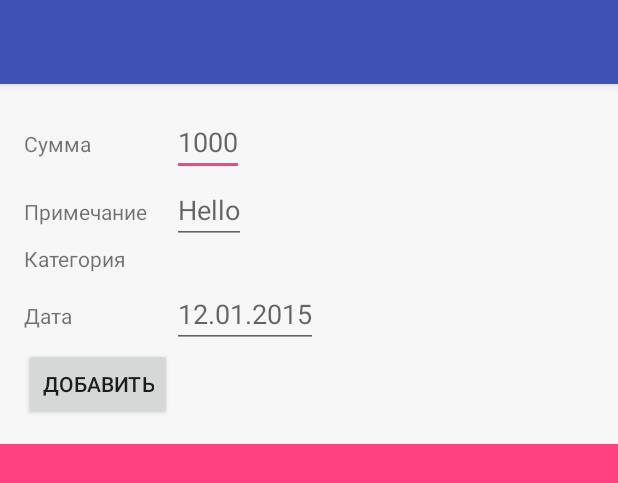
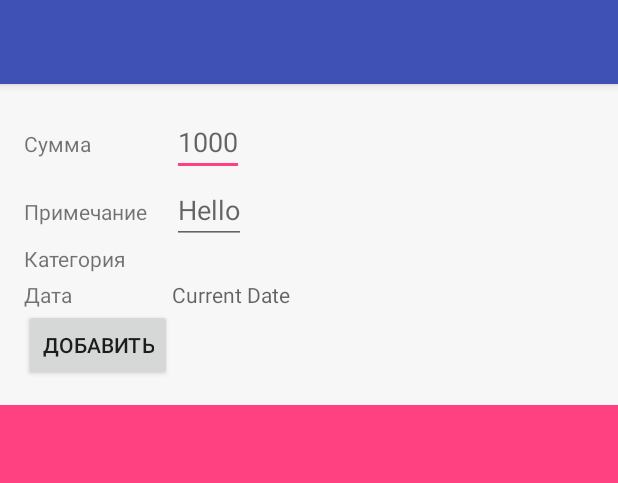
Before and after one commit to RussellGk/MoneyTracker, an Android app: the layout activity_add_expense.xml on its own in the app's theme, with its tools: preview values and no code run, on a phone screen of 412 x 824 dp. Shown: the top 483 px of the screen. Run offline under Robolectric (Android 15) with nearby library versions, the phone set to English and light mode, and no system bars.

Commit message:
Homework_06 Added Current Date and check the DB for existence of Categories

```diff
--- a/app/src/main/res/layout/activity_add_expense.xml
+++ b/app/src/main/res/layout/activity_add_expense.xml
@@ -58,7 +58,7 @@
             android:gravity="fill"
             android:layout_width="wrap_content"
             android:layout_height="wrap_content"/>
-        <EditText
+        <TextView
             android:hint="@string/date_hint_text"
             android:gravity="fill"
             android:id="@+id/date_number"
--- a/app/src/main/res/values/strings.xml
+++ b/app/src/main/res/values/strings.xml
@@ -16,5 +16,5 @@
     <string name="stat_temp">Здесь будет статистика</string>
     <string name="set_temp">Здесь будут настройки</string>
     <string name="add_button_text">Добавить</string>
-    <string name="date_hint_text">12.01.2015</string>
+    <string name="date_hint_text">Current Date</string>
 </resources>
```
Also changed, not shown: app/src/main/java/com/hardteam/moneytracker/ui/activities/AddExpenseActivity.java (+9 -6 lines), app/src/main/java/com/hardteam/moneytracker/ui/activities/MainActivity.java (+11 -2 lines).
